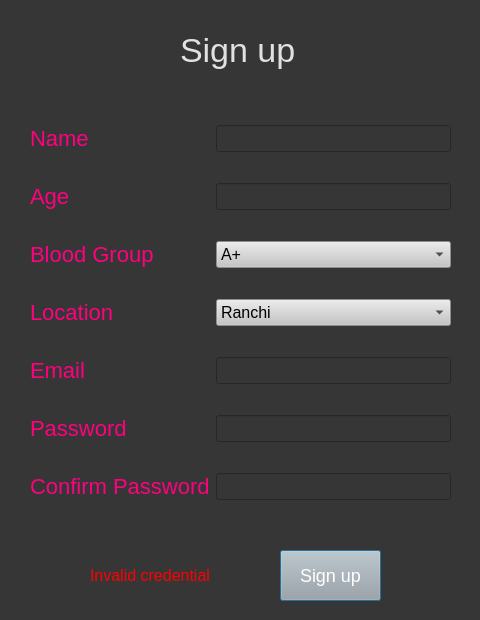
Old version of the form Resource/createacc.ui in the repository ayushkumar-25/Blood-Donation-Management-System.
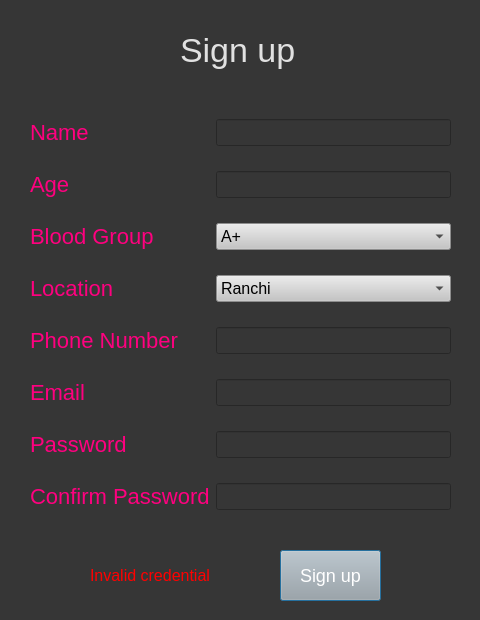
New version of the form.

Patch:
```diff
--- a/Resource/createacc.ui
+++ b/Resource/createacc.ui
@@ -77,6 +77,79 @@
     </rect>
    </property>
    <layout class="QGridLayout" name="gridLayout">
+    <item row="3" column="1">
+     <widget class="QComboBox" name="location">
+      <property name="styleSheet">
+       <string notr="true">font-size:16px; 
+background-color: rgb(197, 197, 197);</string>
+      </property>
+      <item>
+       <property name="text">
+        <string>Ranchi</string>
+       </property>
+      </item>
+      <item>
+       <property name="text">
+        <string>Jamshedpur</string>
+       </property>
+      </item>
+      <item>
+       <property name="text">
+        <string>Bhubaneswar</string>
+       </property>
+      </item>
+      <item>
+       <property name="text">
+        <string>Kolkata</string>
+       </property>
+      </item>
+     </widget>
+    </item>
+    <item row="6" column="0">
+     <widget class="QLabel" name="label_3">
+      <property name="font">
+       <font>
+        <pointsize>-1</pointsize>
+       </font>
+      </property>
+      <property name="styleSheet">
+       <string notr="true">color: rgb(255, 0, 127); font-size:22px</string>
+      </property>
+      <property name="text">
+       <string>Password</string>
+      </property>
+     </widget>
+    </item>
+    <item row="7" column="0">
+     <widget class="QLabel" name="label_4">
+      <property name="font">
+       <font>
+        <pointsize>-1</pointsize>
+       </font>
+      </property>
+      <property name="styleSheet">
+       <string notr="true">color: rgb(255, 0, 127); font-size:22px</string>
+      </property>
+      <property name="text">
+       <string>Confirm Password</string>
+      </property>
+     </widget>
+    </item>
+    <item row="5" column="0">
+     <widget class="QLabel" name="label_2">
+      <property name="font">
+       <font>
+        <pointsize>-1</pointsize>
+       </font>
+      </property>
+      <property name="styleSheet">
+       <string notr="true">color: rgb(255, 0, 127); font-size:22px</string>
+      </property>
+      <property name="text">
+       <string>Email</string>
+      </property>
+     </widget>
+    </item>
     <item row="0" column="0">
      <widget class="QLabel" name="label_7">
       <property name="font">
@@ -92,13 +165,18 @@
       </property>
      </widget>
     </item>
-    <item row="0" column="1">
-     <widget class="QLineEdit" name="name">
+    <item row="3" column="0">
+     <widget class="QLabel" name="label_6">
+      <property name="font">
+       <font>
+        <pointsize>-1</pointsize>
+       </font>
+      </property>
       <property name="styleSheet">
-       <string notr="true">color:rgb(225, 225, 225); font-size:16px</string>
+       <string notr="true">color: rgb(255, 0, 127); font-size:22px</string>
       </property>
-      <property name="cursorMoveStyle">
-       <enum>Qt::LogicalMoveStyle</enum>
+      <property name="text">
+       <string>Location</string>
       </property>
      </widget>
     </item>
@@ -130,18 +208,23 @@
       </property>
      </widget>
     </item>
-    <item row="2" column="0">
-     <widget class="QLabel" name="label_5">
-      <property name="font">
-       <font>
-        <pointsize>-1</pointsize>
-       </font>
+    <item row="0" column="1">
+     <widget class="QLineEdit" name="name">
+      <property name="styleSheet">
+       <string notr="true">color:rgb(225, 225, 225); font-size:16px</string>
       </property>
+      <property name="cursorMoveStyle">
+       <enum>Qt::LogicalMoveStyle</enum>
+      </property>
+     </widget>
+    </item>
+    <item row="5" column="1">
+     <widget class="QLineEdit" name="email">
       <property name="styleSheet">
-       <string notr="true">color: rgb(255, 0, 127); font-size:22px</string>
+       <string notr="true">color:rgb(225, 225, 225); font-size:16px</string>
       </property>
-      <property name="text">
-       <string>Blood Group</string>
+      <property name="cursorMoveStyle">
+       <enum>Qt::LogicalMoveStyle</enum>
       </property>
      </widget>
     </item>
@@ -193,113 +276,7 @@
       </item>
      </widget>
     </item>
-    <item row="3" column="0">
-     <widget class="QLabel" name="label_6">
-      <property name="font">
-       <font>
-        <pointsize>-1</pointsize>
-       </font>
-      </property>
-      <property name="styleSheet">
-       <string notr="true">color: rgb(255, 0, 127); font-size:22px</string>
-      </property>
-      <property name="text">
-       <string>Location</string>
-      </property>
-     </widget>
-    </item>
-    <item row="3" column="1">
-     <widget class="QComboBox" name="location">
-      <property name="styleSheet">
-       <string notr="true">font-size:16px; 
-background-color: rgb(197, 197, 197);</string>
-      </property>
-      <item>
-       <property name="text">
-        <string>Ranchi</string>
-       </property>
-      </item>
-      <item>
-       <property name="text">
-        <string>Bhubaneswar</string>
-       </property>
-      </item>
-      <item>
-       <property name="text">
-        <string>Kolkata</string>
-       </property>
-      </item>
-     </widget>
-    </item>
-    <item row="4" column="0">
-     <widget class="QLabel" name="label_2">
-      <property name="font">
-       <font>
-        <pointsize>-1</pointsize>
-       </font>
-      </property>
-      <property name="styleSheet">
-       <string notr="true">color: rgb(255, 0, 127); font-size:22px</string>
-      </property>
-      <property name="text">
-       <string>Email</string>
-      </property>
-     </widget>
-    </item>
-    <item row="4" column="1">
-     <widget class="QLineEdit" name="email">
-      <property name="styleSheet">
-       <string notr="true">color:rgb(225, 225, 225); font-size:16px</string>
-      </property>
-      <property name="cursorMoveStyle">
-       <enum>Qt::LogicalMoveStyle</enum>
-      </property>
-     </widget>
-    </item>
-    <item row="5" column="0">
-     <widget class="QLabel" name="label_3">
-      <property name="font">
-       <font>
-        <pointsize>-1</pointsize>
-       </font>
-      </property>
-      <property name="styleSheet">
-       <string notr="true">color: rgb(255, 0, 127); font-size:22px</string>
-      </property>
-      <property name="text">
-       <string>Password</string>
-      </property>
-     </widget>
-    </item>
-    <item row="5" column="1">
-     <widget class="QLineEdit" name="password">
-      <property name="styleSheet">
-       <string notr="true">color:rgb(225, 225, 225); font-size:16px</string>
-      </property>
-      <property name="inputMethodHints">
-       <set>Qt::ImhNone</set>
-      </property>
-      <property name="echoMode">
-       <enum>QLineEdit::Normal</enum>
-      </property>
-     </widget>
-    </item>
-    <item row="6" column="0">
-     <widget class="QLabel" name="label_4">
-      <property name="font">
-       <font>
-        <pointsize>-1</pointsize>
-       </font>
-      </property>
-      <property name="styleSheet">
-       <string notr="true">color: rgb(255, 0, 127); font-size:22px</string>
-      </property>
-      <property name="text">
-       <string>Confirm Password</string>
-      </property>
-     </widget>
-    </item>
-    <item row="6" column="1">
+    <item row="7" column="1">
      <widget class="QLineEdit" name="confirmpass">
       <property name="styleSheet">
        <string notr="true">color:rgb(225, 225, 225); font-size:16px</string>
@@ -312,6 +289,59 @@
       </property>
      </widget>
     </item>
+    <item row="2" column="0">
+     <widget class="QLabel" name="label_5">
+      <property name="font">
+       <font>
+        <pointsize>-1</pointsize>
+       </font>
+      </property>
+      <property name="styleSheet">
+       <string notr="true">color: rgb(255, 0, 127); font-size:22px</string>
+      </property>
+      <property name="text">
+       <string>Blood Group</string>
+      </property>
+     </widget>
+    </item>
+    <item row="6" column="1">
+     <widget class="QLineEdit" name="password">
+      <property name="styleSheet">
+       <string notr="true">color:rgb(225, 225, 225); font-size:16px</string>
+      </property>
+      <property name="inputMethodHints">
+       <set>Qt::ImhNone</set>
+      </property>
+      <property name="echoMode">
+       <enum>QLineEdit::Normal</enum>
+      </property>
+     </widget>
+    </item>
+    <item row="4" column="0">
+     <widget class="QLabel" name="label_9">
+      <property name="font">
+       <font>
+        <pointsize>-1</pointsize>
+       </font>
+      </property>
+      <property name="styleSheet">
+       <string notr="true">color: rgb(255, 0, 127); font-size:22px</string>
+      </property>
+      <property name="text">
+       <string>Phone Number</string>
+      </property>
+     </widget>
+    </item>
+    <item row="4" column="1">
+     <widget class="QLineEdit" name="phoneNo">
+      <property name="styleSheet">
+       <string notr="true">color:rgb(225, 225, 225); font-size:16px</string>
+      </property>
+      <property name="cursorMoveStyle">
+       <enum>Qt::LogicalMoveStyle</enum>
+      </property>
+     </widget>
+    </item>
    </layout>
   </widget>
  </widget>
```
Left out of the diff: 1 changed line with no effect on the pictures.
